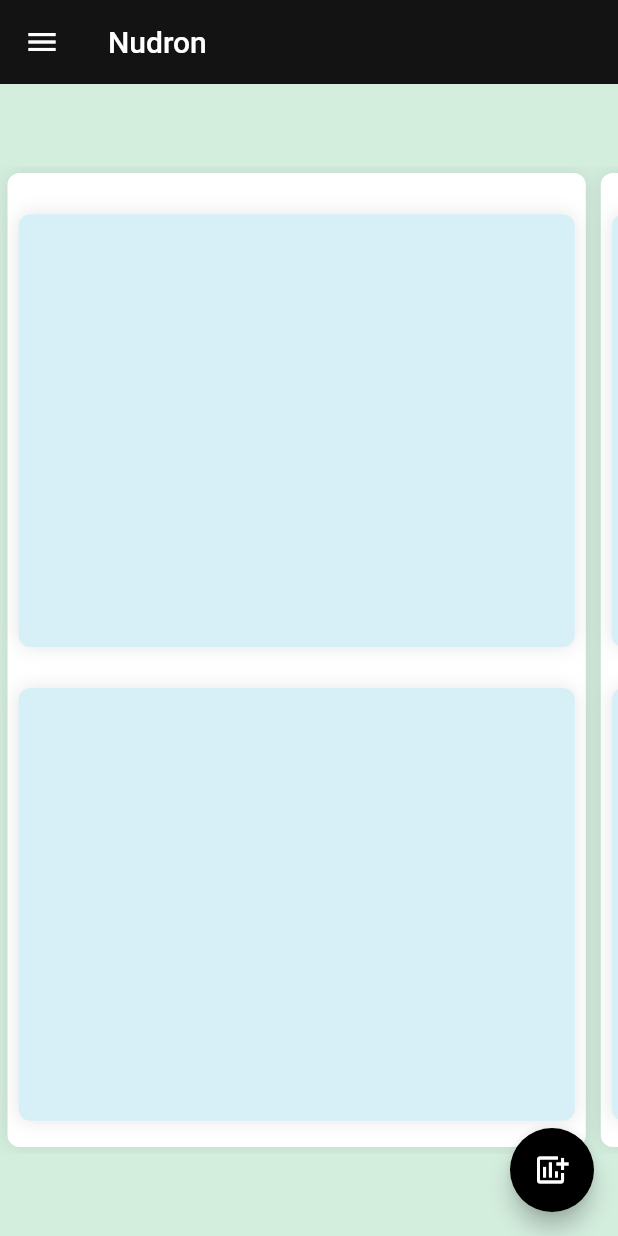
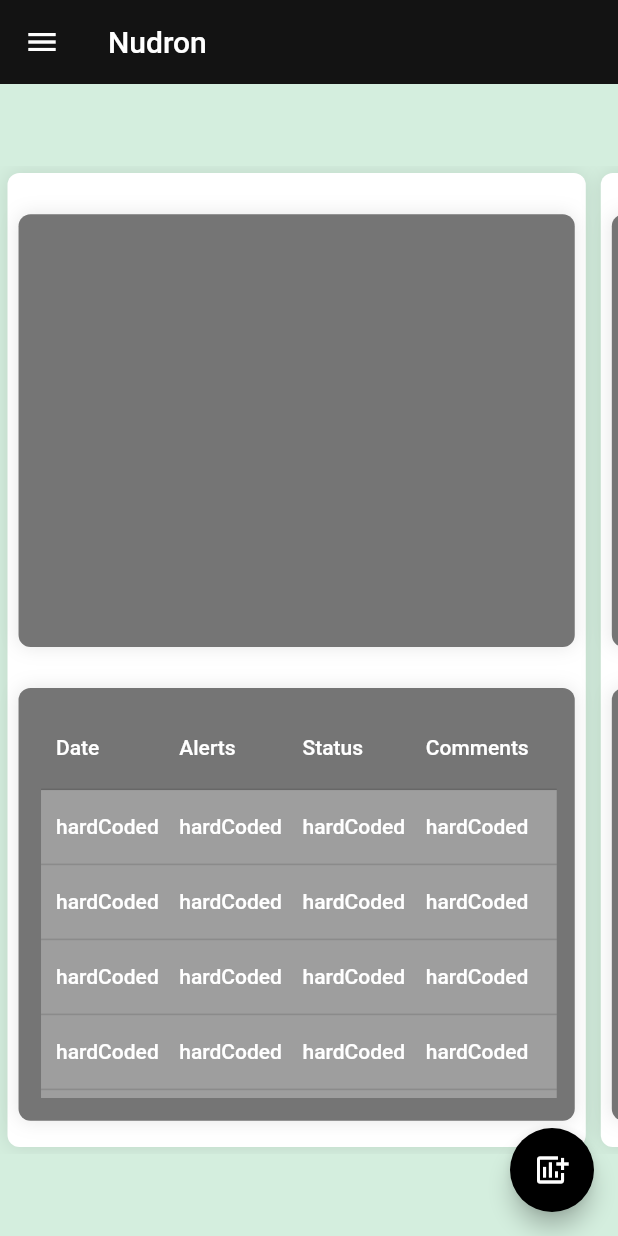
Before and after one commit to shah-rahul/data-representation-, a Flutter app: the screen it shows after launch, on a phone screen of 412 x 824 dp. Run offline on Flutter 3.47's test engine with Material 2 defaults, Android fonts, the phone set to English and light mode, and no system bars; our stand-ins replace google_fonts.

Commit message:
initial table + name change

```diff
--- a/lib/config/themedata.dart
+++ b/lib/config/themedata.dart
@@ -29,11 +29,17 @@ class CustomTheme {
       primaryColorDark: Colors.black,
       // ignore: deprecated_member_use
       accentColor: accentColor,
-      highlightColor: const Color.fromARGB(255, 215, 240, 248),
+      highlightColor: Colors.grey[600],
       scaffoldBackgroundColor: const Color.fromARGB(255, 212, 238, 222),
       visualDensity: VisualDensity.adaptivePlatformDensity,
       textTheme: textTheme,
       primaryTextTheme: TextTheme(
+        headline2: GoogleFonts.roboto(
+          height: 1.2,
+          fontSize: 14,
+          color: Colors.white,
+          fontWeight: FontWeight.w500,
+        ),
         headline1: GoogleFonts.roboto(
           height: 1.2,
           fontSize: 24,
@@ -42,8 +48,8 @@ class CustomTheme {
         ),
         bodyText1: GoogleFonts.roboto(
           height: 1.2,
-          fontSize: 18,
-          color: const Color(0xff000000),
+          fontSize: 13,
+          color: Color.fromARGB(255, 0, 0, 0),
           fontWeight: FontWeight.w500,
         ),
       ),
--- a/lib/screens/homepage.dart
+++ b/lib/screens/homepage.dart
@@ -1,7 +1,7 @@
 import 'package:flutter/material.dart';
 import 'package:google_fonts/google_fonts.dart';
-import 'package:nudron/widgets/level1/card_one.dart';
-import 'package:nudron/widgets/level1/card_two.dart';
+import 'package:nudron/widgets/level1/device_group.dart';
+import 'package:nudron/widgets/level1/device_history.dart';
 import 'package:nudron/widgets/primary_card.dart';
 import 'package:nudron/widgets/universal_drawer.dart';
 
@@ -37,16 +37,16 @@ class _MyHomePageState extends State<MyHomePage> {
                   physics: const PageScrollPhysics(),
                   children: [
                     PrimaryCard(
-                      childone: CardOne(),
-                      childtwo: CardTwo(),
+                      childone: DeviceGroup(),
+                      childtwo: DeviceHistory(),
                     ),
                     PrimaryCard(
-                      childone: CardOne(),
-                      childtwo: CardTwo(),
+                      childone: DeviceGroup(),
+                      childtwo: DeviceHistory(),
                     ),
                     PrimaryCard(
-                      childone: CardOne(),
-                      childtwo: CardTwo(),
+                      childone: DeviceGroup(),
+                      childtwo: DeviceHistory(),
                     ),
                   ],
                 ),
--- a/lib/widgets/level1/card_two.dart
+++ /dev/null
@@ -1,28 +0,0 @@
-import 'package:flutter/material.dart';
-
-class CardTwo extends StatefulWidget {
-  const CardTwo({Key? key}) : super(key: key);
-
-  @override
-  State<CardTwo> createState() => _CardTwoState();
-}
-
-class _CardTwoState extends State<CardTwo> {
-  @override
-  Widget build(BuildContext context) {
-    return Container(
-      height: MediaQuery.of(context).size.height * 0.4 -
-          (MediaQuery.of(context).size.height * 0.05),
-      width: MediaQuery.of(context).size.width * 0.9,
-      margin: const EdgeInsets.only(left: 7, right: 7, top: 10),
-      padding: const EdgeInsets.fromLTRB(15, 12, 12, 15),
-      decoration: BoxDecoration(
-          boxShadow: const [
-            BoxShadow(blurRadius: 10.0, color: Color.fromRGBO(0, 0, 0, 0.1))
-          ],
-          color: Theme.of(context).highlightColor,
-          borderRadius: BorderRadius.circular(8.0)),
-    );
-    ;
-  }
-}
--- a/lib/widgets/level1/card_one.dart
+++ b/lib/widgets/level1/device_group.dart
@@ -1,13 +1,13 @@
 import 'package:flutter/material.dart';
 
-class CardOne extends StatefulWidget {
-  CardOne({Key? key}) : super(key: key);
+class DeviceGroup extends StatefulWidget {
+  DeviceGroup({Key? key}) : super(key: key);
 
   @override
-  State<CardOne> createState() => _CardOneState();
+  State<DeviceGroup> createState() => _DeviceGroupState();
 }
 
-class _CardOneState extends State<CardOne> {
+class _DeviceGroupState extends State<DeviceGroup> {
   @override
   Widget build(BuildContext context) {
     return Container(
--- /dev/null
+++ b/lib/widgets/level1/device_history.dart
@@ -0,0 +1,106 @@
+import 'package:flutter/material.dart';
+
+class DeviceHistory extends StatefulWidget {
+  DeviceHistory({Key? key}) : super(key: key);
+
+  @override
+  State<DeviceHistory> createState() => _DeviceHistoryState();
+}
+
+const dataTitle = [
+  "Date",
+  "Alerts",
+  "Status",
+  "Comments",
+];
+
+class _DeviceHistoryState extends State<DeviceHistory> {
+  @override
+  Widget build(BuildContext context) {
+    return Container(
+      child: ListView(
+        children: [
+          _createDataTable(context),
+        ],
+      ),
+      height: MediaQuery.of(context).size.height * 0.4 -
+          (MediaQuery.of(context).size.height * 0.05),
+      width: MediaQuery.of(context).size.width * 0.9,
+      margin: const EdgeInsets.only(left: 7, right: 7, top: 10),
+      padding: const EdgeInsets.fromLTRB(15, 12, 12, 15),
+      decoration: BoxDecoration(
+          boxShadow: const [
+            BoxShadow(blurRadius: 10.0, color: Color.fromRGBO(0, 0, 0, 0.1))
+          ],
+          color: Theme.of(context).highlightColor,
+          borderRadius: BorderRadius.circular(8.0)),
+    );
+  }
+}
+
+DataTable _createDataTable(context) {
+  return DataTable(
+      dataRowHeight: 50,
+      horizontalMargin: 10,
+      headingTextStyle: Theme.of(context).primaryTextTheme.headline2,
+      dataTextStyle: Theme.of(context).primaryTextTheme.headline2,
+      border: TableBorder(borderRadius: BorderRadius.circular(8.0)),
+      dataRowColor: MaterialStateProperty.all(Colors.grey[500]),
+      columnSpacing: 5,
+      showBottomBorder: true,
+      headingRowColor: MaterialStateProperty.all(Colors.grey[600]),
+      columns: _createColumns(),
+      rows: _createRows());
+}
+
+List<DataColumn> _createColumns() {
+  List<DataColumn> colList = [];
+
+  dataTitle.forEach((element) {
+    colList.add(DataColumn(label: Text(element)));
+    print(element);
+  });
+
+  return colList;
+}
+
+List<DataRow> _createRows() {
+  return [
+    DataRow(cells: [
+      DataCell(Text("hardCoded")),
+      DataCell(Text("hardCoded")),
+      DataCell(Text("hardCoded")),
+      DataCell(Text("hardCoded")),
+    ]),
+    DataRow(cells: [
+      DataCell(Text("hardCoded")),
+      DataCell(Text("hardCoded")),
+      DataCell(Text("hardCoded")),
+      DataCell(Text("hardCoded")),
+    ]),
+    DataRow(cells: [
+      DataCell(Text("hardCoded")),
+      DataCell(Text("hardCoded")),
+      DataCell(Text("hardCoded")),
+      DataCell(Text("hardCoded")),
+    ]),
+    DataRow(cells: [
+      DataCell(Text("hardCoded")),
+      DataCell(Text("hardCoded")),
+      DataCell(Text("hardCoded")),
+      DataCell(Text("hardCoded")),
+    ]),
+    DataRow(cells: [
+      DataCell(Text("hardCoded")),
+      DataCell(Text("hardCoded")),
+      DataCell(Text("hardCoded")),
+      DataCell(Text("hardCoded")),
+    ]),
+    DataRow(cells: [
+      DataCell(Text("hardCoded")),
+      DataCell(Text("hardCoded")),
+      DataCell(Text("hardCoded")),
+      DataCell(Text("hardCoded")),
+    ]),
+  ];
+}
```
